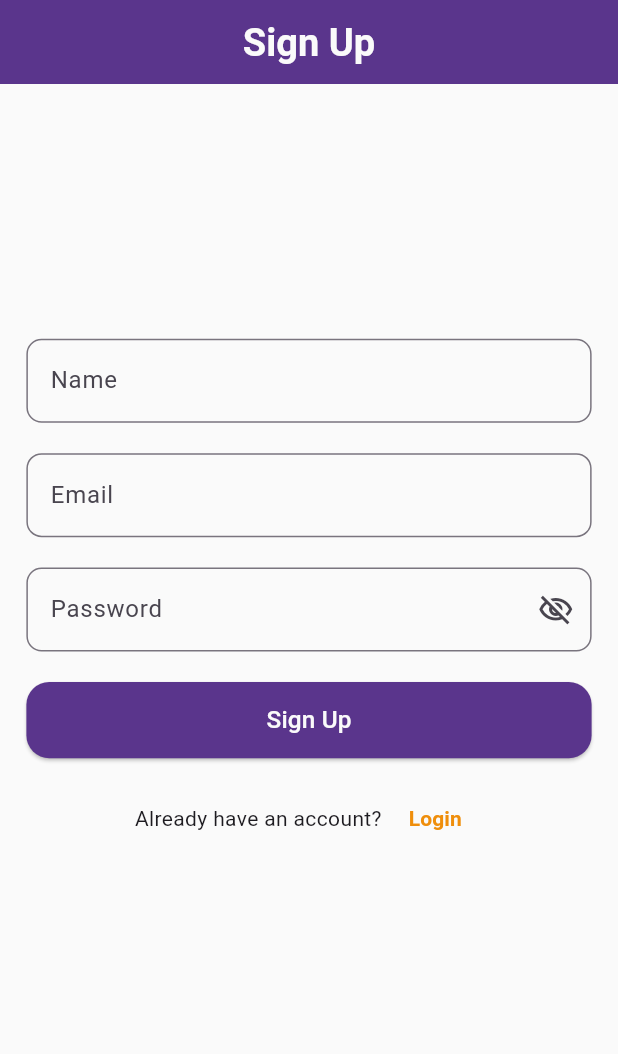
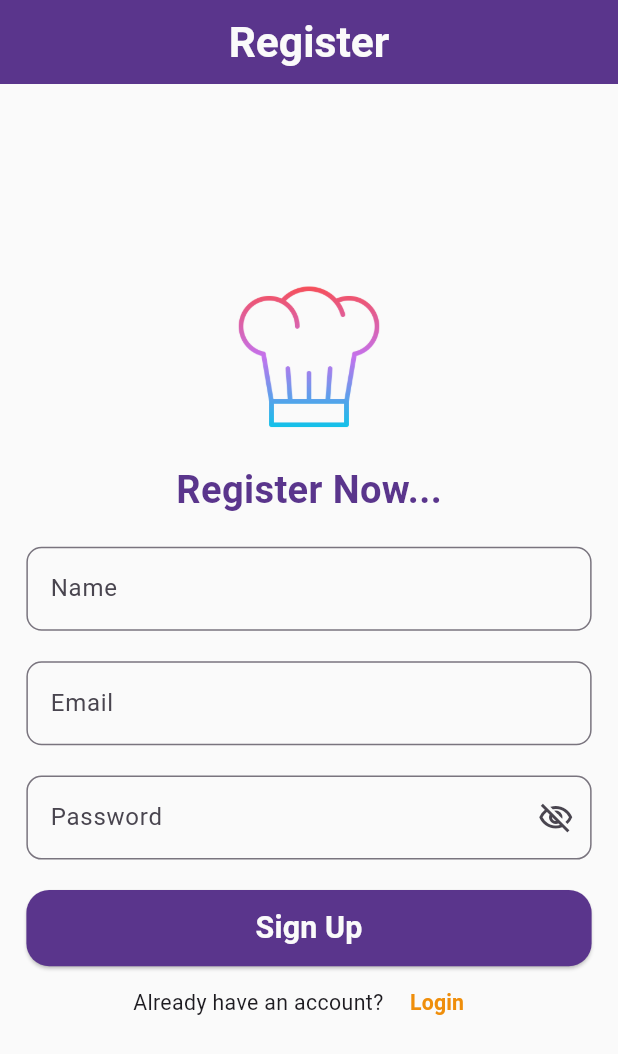
Before and after one commit to Doaa-Atef/recipe_finder, a Flutter app: the screen it shows after launch, after a tap on "Login", after a tap on "Sign Up", on a phone screen of 412 x 824 dp. Shown: the top 1054 px of the screen. Run offline on Flutter 3.47's test engine with Material 3 defaults, Android fonts, the light colour scheme and no system bars; our stand-ins replace animated_text_kit, bloc, dio, either_dart, firebase_auth, firebase_core and 9 more; accounts and stored records are empty; network calls fail; Roboto replaces fonts that are missing (Cairo).

Commit message:
- update Auth Screens - update recipe card

```diff
--- a/lib/core/widgets/custom-appbar.dart
+++ b/lib/core/widgets/custom-appbar.dart
@@ -30,7 +30,7 @@ class CustomAppBar extends StatelessWidget implements PreferredSizeWidget {
       title: Text(
         titleKey,
         style: GoogleFonts.cairo(
-          fontSize: 25.sp,
+          fontSize: 28.sp,
           fontWeight: FontWeight.bold,
           color: AppColors.offWhite,
         ),
--- a/lib/features/auth/presentation/screens/login_screen.dart
+++ b/lib/features/auth/presentation/screens/login_screen.dart
@@ -38,6 +38,16 @@ class _LoginScreenState extends State<LoginScreen> {
         titleKey: "Login",
         formKey: _formKey,
         children: [
+          Text(
+            "Login To Continue...",
+            style: TextStyle(
+              color: AppColors.primaryColor,
+              fontSize: 25.sp,
+              fontWeight: FontWeight.bold,
+            ),
+          ),
+          SizedBox(height: 20.h),
+
           AuthTextFormField(
             controller: emailController,
             hintText: "Email",
@@ -77,7 +87,7 @@ class _LoginScreenState extends State<LoginScreen> {
                 onPressed: () => Navigator.pushReplacementNamed(context, Routes.register),
                 child: Text(
                   "Sign Up",
-                  style: TextStyle(color: AppColors.secondaryColor, fontWeight: FontWeight.bold),
+                  style: TextStyle(color: AppColors.secondaryColor, fontWeight: FontWeight.bold,fontSize: 14.sp),
                 ),
               ),
             ],
--- a/lib/features/auth/presentation/screens/register_screen.dart
+++ b/lib/features/auth/presentation/screens/register_screen.dart
@@ -49,9 +49,20 @@ class _RegisterScreenState extends State<RegisterScreen> {
         },
         builder: (context, state) {
           return AuthScreen(
-            titleKey: "Sign Up",
+            titleKey: "Register",
             formKey: _formKey,
             children: [
+
+              Text(
+                "Register Now...",
+                style: TextStyle(
+                  color: AppColors.primaryColor,
+                  fontSize: 25.sp,
+                  fontWeight: FontWeight.bold,
+                ),
+              ),
+              SizedBox(height: 20.h),
+
               AuthTextFormField(
                 controller: nameController,
                 hintText: "Name",
@@ -89,11 +100,11 @@ class _RegisterScreenState extends State<RegisterScreen> {
                   }
                 },
               ),
-              SizedBox(height: 16.h),
+              // SizedBox(height: 16.h),
               Row(
                 mainAxisAlignment: MainAxisAlignment.center,
                 children: [
-                  Text("Already have an account? "),
+                  Text("Already have an account? ",style: TextStyle(fontSize: 14.sp),),
                   TextButton(
                     onPressed: () {
                       Navigator.pushReplacementNamed(context, Routes.login);
@@ -101,13 +112,14 @@ class _RegisterScreenState extends State<RegisterScreen> {
                     child: Text(
                       "Login",
                       style: TextStyle(
+                        fontSize: 14.sp,
                         color: AppColors.secondaryColor,
                         fontWeight: FontWeight.bold,
                       ),
                     ),
                   ),
                 ],
-              )
+              ),
             ],
           );
         },
--- a/lib/features/auth/presentation/widgets/auth_screen.dart
+++ b/lib/features/auth/presentation/widgets/auth_screen.dart
@@ -22,12 +22,21 @@ class AuthScreen extends StatelessWidget {
         padding: EdgeInsets.all(16.w),
         child: Form(
           key: formKey,
-          child: SingleChildScrollView(
-            child: Column(
-              children: [
-                SizedBox(height: 150.h),
-                ...children,
-              ],
+          child: Center(
+            child: SingleChildScrollView(
+              child: Column(
+                // mainAxisAlignment: MainAxisAlignment.center,
+                children: [
+                  Image.asset(
+                    'assets/images/chef.png',
+                    height: 100,
+                    width:100,
+                  ),
+                  SizedBox(height: 20.h),
+                  // SizedBox(height: 150.h),
+                  ...children,
+                ],
+              ),
             ),
           ),
         ),
--- a/lib/features/auth/presentation/widgets/auth_submit_button.dart
+++ b/lib/features/auth/presentation/widgets/auth_submit_button.dart
@@ -32,7 +32,8 @@ class AuthSubmitButton extends StatelessWidget {
       child: Text(
         title,
         style: TextStyle(
-          fontSize: 16.sp,
+          fontWeight: FontWeight.bold,
+          fontSize: 20.sp,
           color: AppColors.offWhite,
         ),
       ),
--- a/pubspec.yaml
+++ b/pubspec.yaml
@@ -85,6 +85,7 @@ flutter:
   assets:
      - assets/AClUXpg6Pt.json
      - assets/Animation-donut.json
+     - assets/images/chef.png
      - .env
 
 
```
Also changed, not shown: lib/features/auth/presentation/manager/auth_cubit.dart (+7 -1 lines), lib/features/home/data/model/random_recipes_model.dart (+4 -3 lines), lib/features/shared/widgets/recipe_card.dart (+10 -1 lines), assets/images/app_logo.png (deleted).
